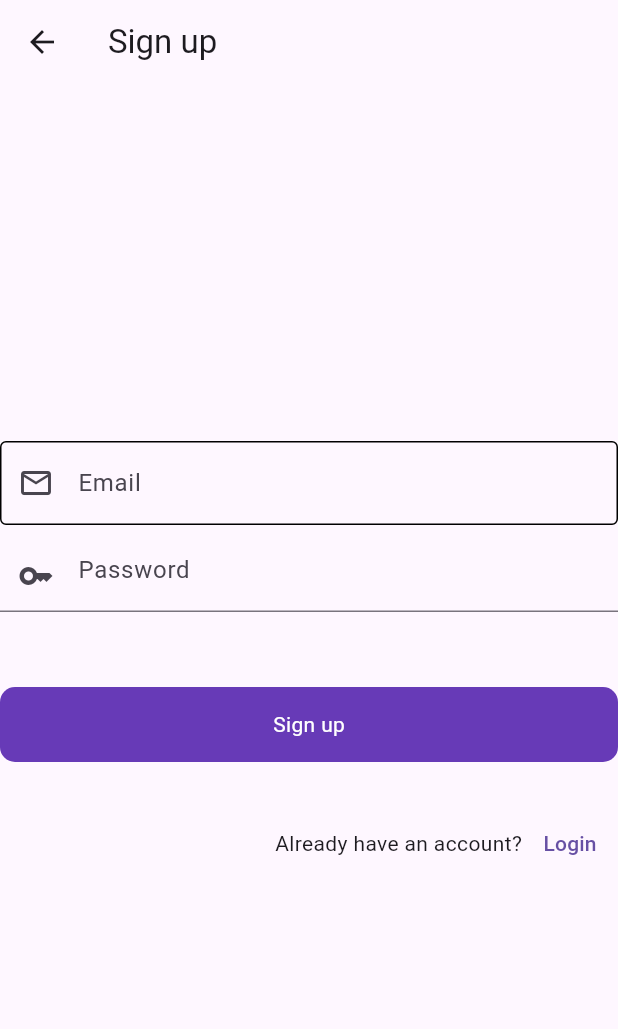
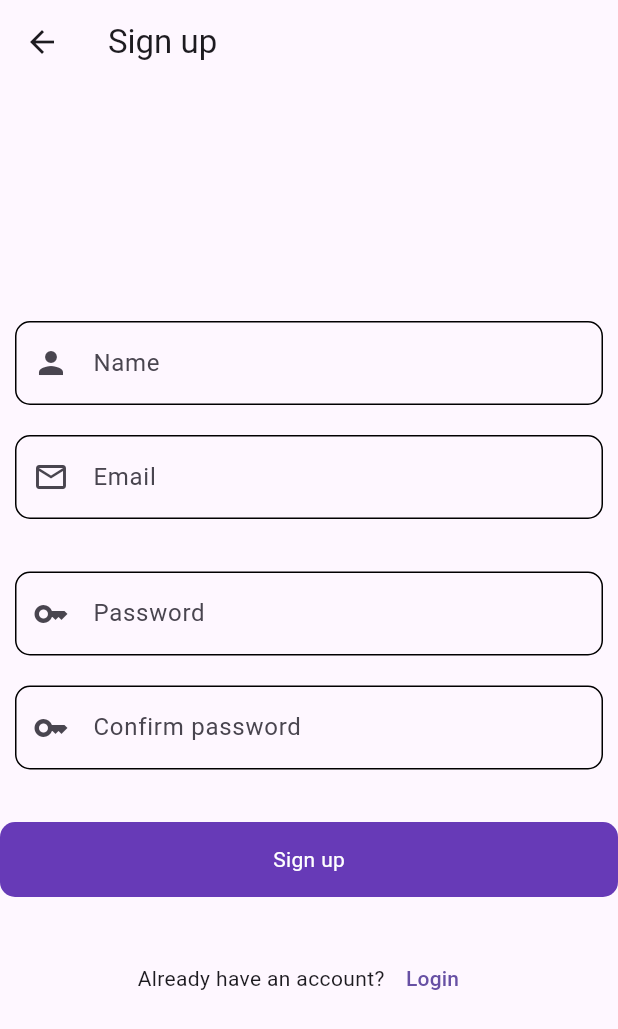
Before and after one commit to younasbzu/my_bzu, a Flutter app: the screen it shows after launch, after a tap on "Login", after a tap on "Sign up", on a phone screen of 412 x 824 dp. Shown: the top 1029 px of the screen. Run offline on Flutter 3.47's test engine with Material 3 defaults, Android fonts, the phone set to English and light mode, and no system bars; our stand-ins replace firebase_auth, firebase_core, fluttertoast; accounts and stored records are empty.

```diff
--- a/lib/SplashScreen/authentication/login_screen.dart
+++ b/lib/SplashScreen/authentication/login_screen.dart
@@ -69,9 +69,11 @@ class LoginScreen extends StatefulWidget {
        child: Scaffold(
          appBar: AppBar(
            automaticallyImplyLeading: false,
-           title:const Text('Login'),
+           title:const Center(
+               child:  Text('Login')),
          ),
-         body: Column(
+         body: SafeArea(
+           child: Column(
              mainAxisAlignment: MainAxisAlignment.center,
              crossAxisAlignment: CrossAxisAlignment.center,
              children: [
@@ -79,11 +81,23 @@ class LoginScreen extends StatefulWidget {
                  key: _formKey,
                    child: Column(
                      children: [
-                     TextFormField(
+                       Padding(
+                         padding: const EdgeInsets.all(10.0),
+                         child: TextFormField(
+
                            keyboardType: TextInputType.emailAddress,
                            controller: emailController,
                            decoration:const InputDecoration(
-                         border: OutlineInputBorder(),
+                            // fillColor: Colors.deepPurple,
+                             border: OutlineInputBorder(
+                               borderRadius: BorderRadius.only(
+                                 topLeft: Radius.circular(10.0),
+                                 topRight: Radius.circular(10.0),
+                                 bottomLeft: Radius.circular(10.0),
+                                 bottomRight: Radius.circular(10.0),
+                               )
+
+                             ),
 
                              hintText: 'Email',
                              prefixIcon: Icon(Icons.email_outlined),
@@ -95,12 +109,24 @@ class LoginScreen extends StatefulWidget {
                              return null;
                            },
                          ),
-                    const SizedBox(height: 10,),
-                     TextFormField(
+                       ),
+                      const SizedBox(height: 15,),
+                       Padding(
+                         padding: const EdgeInsets.all(10.0),
+                         child: TextFormField(
                            keyboardType: TextInputType.text,
                            obscureText: true,
                            controller: passwordController,
                            decoration:const InputDecoration(
+                            // fillColor: Colors.grey,
+                             border: OutlineInputBorder(
+                               borderRadius: BorderRadius.only(
+                                 topLeft: Radius.circular(10.0),
+                                 topRight: Radius.circular(10.0),
+                                 bottomLeft: Radius.circular(10.0),
+                                 bottomRight: Radius.circular(10.0)
+                               ),
+                             ),
                              hintText: 'Password',
                              prefixIcon: Icon(Icons.key),
 
@@ -112,12 +138,15 @@ class LoginScreen extends StatefulWidget {
                              return null;
                            },
                          ),
+                       ),
 
                      ],
                    )
                ),
-             const SizedBox(height: 50,),
-             RoundButton(
+               const SizedBox(height: 25,),
+               Padding(
+                 padding: const EdgeInsets.all(10.0),
+                 child: RoundButton(
                      title: 'Login',
                      loading: loading,
                      onTap: (){
@@ -126,9 +155,10 @@ class LoginScreen extends StatefulWidget {
 
                  }
                  }),
-             const SizedBox(height: 30,),
+               ),
+               const SizedBox(height: 15,),
                Row(
-               mainAxisAlignment: MainAxisAlignment.end,
+                 mainAxisAlignment: MainAxisAlignment.center,
                  children: [
                    const Text("Don't have an account?"),
                    TextButton(onPressed: (){
@@ -147,10 +177,18 @@ class LoginScreen extends StatefulWidget {
                    Navigator.push(context, MaterialPageRoute(builder: (context) =>const LoginWithPhoneNumber()));
 
                  },
+                 child: Padding(
+
+                   padding: const EdgeInsets.all(8.0),
                    child: Container(
                      height: 50,
                      decoration: BoxDecoration(
-                   borderRadius: BorderRadius.circular(50),
+                       borderRadius:const BorderRadius.only(
+                         topLeft: Radius.circular(10.0),
+                         topRight: Radius.circular(10.0),
+                         bottomLeft: Radius.circular(10.0),
+                         bottomRight: Radius.circular(10.0),
+                       ),
                        border: Border.all(
                          color: Colors.black,
                        )
@@ -159,8 +197,10 @@ class LoginScreen extends StatefulWidget {
                        child: Text('Login with phone number'),
                      ),
                    ),
+                 ),
                )
              ],
+           ),
          ),
        ),
      );
--- a/lib/SplashScreen/authentication/signup_screen.dart
+++ b/lib/SplashScreen/authentication/signup_screen.dart
@@ -19,6 +19,8 @@ class _SignupScreenState extends State<SignupScreen> {
   final _formKey=GlobalKey<FormState>();
   final emailController=TextEditingController();
   final passwordController= TextEditingController();
+  final nameController=TextEditingController();
+  final confirmPasswordController=TextEditingController();
 
   final FirebaseAuth _auth= FirebaseAuth.instance;
 
@@ -62,7 +64,8 @@ class _SignupScreenState extends State<SignupScreen> {
         appBar: AppBar(
           title:const Text('Sign up'),
         ),
-        body: Column(
+        body: SafeArea(
+          child: Column(
             mainAxisAlignment: MainAxisAlignment.center,
             crossAxisAlignment: CrossAxisAlignment.center,
             children: [
@@ -70,12 +73,45 @@ class _SignupScreenState extends State<SignupScreen> {
                   key: _formKey,
                   child: Column(
                     children: [
-                    TextFormField(
+                      Padding(
+                        padding: const EdgeInsets.all(10.0),
+                        child: TextFormField(
+                          keyboardType: TextInputType.name,
+                          controller: nameController,
+                          decoration:const InputDecoration(
+                            enabledBorder: OutlineInputBorder(
+                              borderRadius: BorderRadius.only(
+                                topLeft: Radius.circular(10.0),
+                                topRight: Radius.circular(10.0),
+                                bottomLeft: Radius.circular(10.0),
+                                bottomRight: Radius.circular(10.0),
+                              )
+                            ),
+                            hintText: 'Name',
+                            prefixIcon: Icon(Icons.person),
+                          ),
+                          validator: (value){
+                            if(value!.isEmpty){
+                              return 'Enter name';
+                            }
+                            return null;
+                          },
+                        ),
+                      ),
+                      Padding(
+                        padding: const EdgeInsets.all(10.0),
+                        child: TextFormField(
                           keyboardType: TextInputType.emailAddress,
                           controller: emailController,
                           decoration:const InputDecoration(
-                        enabledBorder: OutlineInputBorder(),
-                        focusedBorder: OutlineInputBorder(),
+                            enabledBorder: OutlineInputBorder(
+                                borderRadius: BorderRadius.only(
+                                  topLeft: Radius.circular(10.0),
+                                  topRight: Radius.circular(10.0),
+                                  bottomLeft: Radius.circular(10.0),
+                                  bottomRight: Radius.circular(10.0),
+                                )
+                            ),
                             hintText: 'Email',
                             prefixIcon: Icon(Icons.email_outlined),
                           ),
@@ -86,12 +122,23 @@ class _SignupScreenState extends State<SignupScreen> {
                             return null;
                           },
                         ),
-                    const SizedBox(height: 10,),
-                    TextFormField(
+                      ),
+                      const SizedBox(height: 15,),
+                      Padding(
+                        padding: const EdgeInsets.all(10.0),
+                        child: TextFormField(
                           keyboardType: TextInputType.text,
                           obscureText: true,
                           controller: passwordController,
                           decoration:const InputDecoration(
+                            enabledBorder: OutlineInputBorder(
+                              borderRadius: BorderRadius.only(
+                                topLeft: Radius.circular(10.0),
+                                topRight: Radius.circular(10.0),
+                                bottomLeft: Radius.circular(10.0),
+                                bottomRight: Radius.circular(10.0),
+                              )
+                            ),
                             hintText: 'Password',
                             prefixIcon: Icon(Icons.key),
 
@@ -103,11 +150,37 @@ class _SignupScreenState extends State<SignupScreen> {
                             return null;
                           },
                         ),
+                      ),
+                      Padding(
+                        padding: const EdgeInsets.all(10.0),
+                        child: TextFormField(
+                          keyboardType: TextInputType.text,
+                          controller: confirmPasswordController,
+                          decoration:const InputDecoration(
+                            enabledBorder: OutlineInputBorder(
+                                borderRadius: BorderRadius.only(
+                                  topLeft: Radius.circular(10.0),
+                                  topRight: Radius.circular(10.0),
+                                  bottomLeft: Radius.circular(10.0),
+                                  bottomRight: Radius.circular(10.0),
+                                )
+                            ),
+                            hintText: 'Confirm password',
+                            prefixIcon: Icon(Icons.key),
+                          ),
+                          validator: (value){
+                            if(value!.isEmpty){
+                              return 'Confirm Password';
+                            }
+                            return null;
+                          },
+                        ),
+                      ),
 
                     ],
                   )
               ),
-            const SizedBox(height: 50,),
+              const SizedBox(height: 25,),
               RoundButton(
                   title: 'Sign up',
                   loading: loading,
@@ -120,7 +193,7 @@ class _SignupScreenState extends State<SignupScreen> {
               ),
               const SizedBox(height: 30,),
               Row(
-              mainAxisAlignment: MainAxisAlignment.end,
+                mainAxisAlignment: MainAxisAlignment.center,
                 children: [
                   const Text("Already have an account?"),
                   TextButton(onPressed: (){
@@ -136,6 +209,7 @@ class _SignupScreenState extends State<SignupScreen> {
             ],
           ),
         ),
+      ),
     );
   }
 }
--- a/lib/main.dart
+++ b/lib/main.dart
@@ -1,9 +1,12 @@
 import 'package:firebase_core/firebase_core.dart';
 import 'package:flutter/material.dart';
 import 'package:my_bzu/SplashScreen/splash_screen.dart';
+import 'firebase_options.dart';
 
 void main() async {
+  WidgetsFlutterBinding.ensureInitialized();
   await Firebase.initializeApp(
+    options: DefaultFirebaseOptions.currentPlatform,
   );
 
   runApp(const MyApp());
--- a/pubspec.yaml
+++ b/pubspec.yaml
@@ -35,7 +35,7 @@ dependencies:
   # The following adds the Cupertino Icons font to your application.
   # Use with the CupertinoIcons class for iOS style icons.
   cupertino_icons: ^1.0.2
-  firebase_core:
+  firebase_core: ^2.24.2
   firebase_auth:
   firebase_storage:
   firebase_database:
```
Also changed, not shown: firebase.json (added), lib/firebase_options.dart (added), 3 other files. Lines whose indentation alone changed are shown as unchanged.
